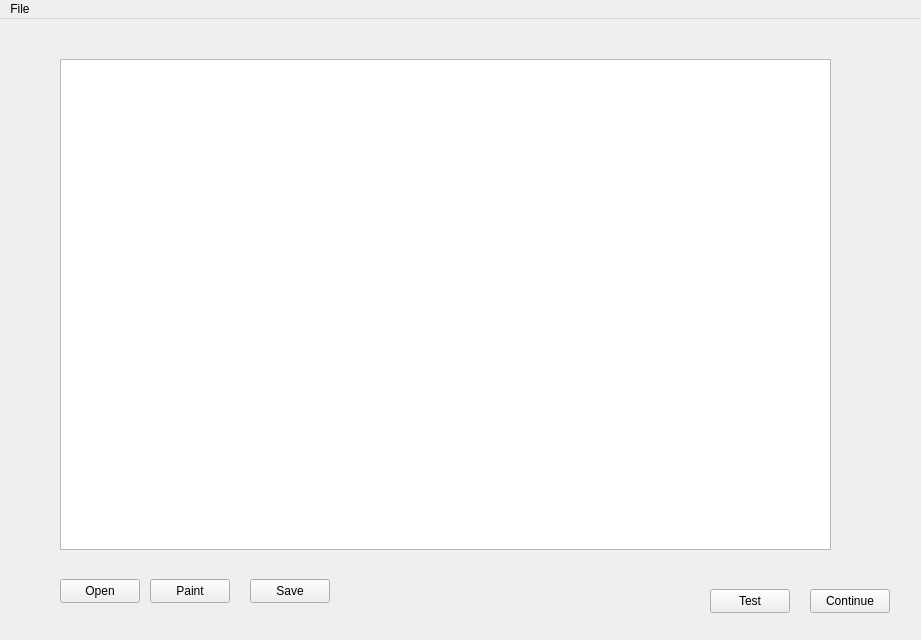
Before: the Qt Designer form assignment_package/forms/mainwindow.ui in sharond106/Senior-Design, drawn with Qt 5.
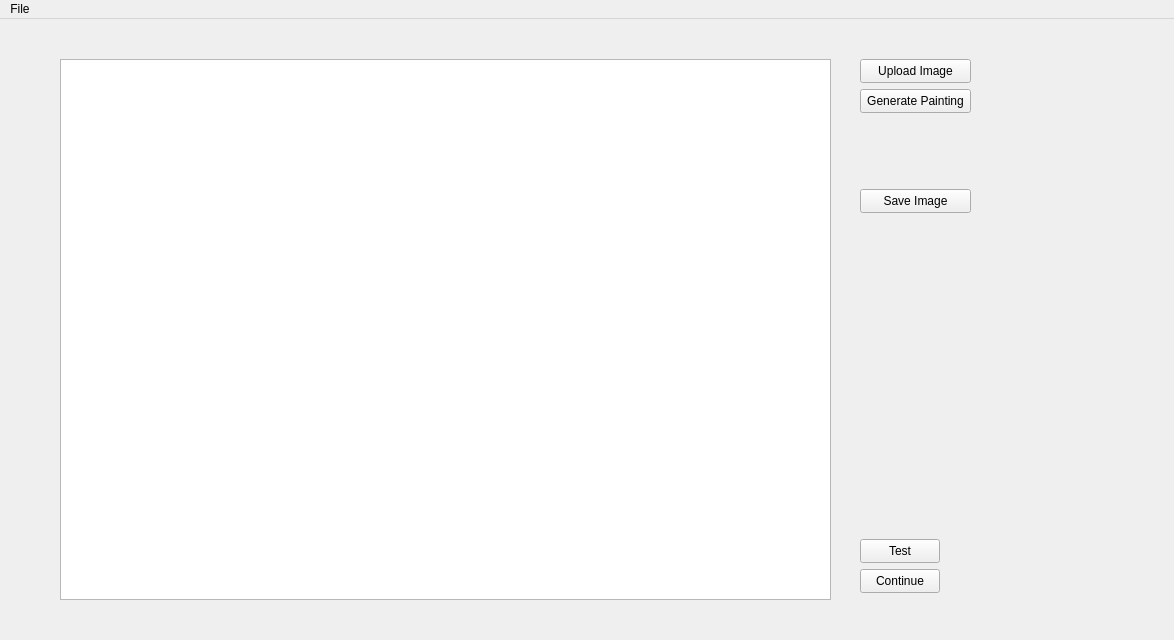
After: the same form once the commit is applied.

Commit message: ui fits to image

```diff
--- a/assignment_package/forms/mainwindow.ui
+++ b/assignment_package/forms/mainwindow.ui
@@ -6,7 +6,7 @@
    <rect>
     <x>0</x>
     <y>0</y>
-    <width>921</width>
+    <width>1174</width>
     <height>640</height>
    </rect>
   </property>
@@ -20,41 +20,41 @@
       <x>60</x>
       <y>40</y>
       <width>771</width>
-      <height>491</height>
+      <height>541</height>
      </rect>
     </property>
    </widget>
    <widget class="QPushButton" name="openButton">
     <property name="geometry">
      <rect>
-      <x>60</x>
-      <y>560</y>
-      <width>80</width>
+      <x>860</x>
+      <y>40</y>
+      <width>111</width>
       <height>24</height>
      </rect>
     </property>
     <property name="text">
-     <string>Open</string>
+     <string>Upload Image</string>
     </property>
    </widget>
    <widget class="QPushButton" name="saveButton">
     <property name="geometry">
      <rect>
-      <x>250</x>
-      <y>560</y>
-      <width>80</width>
+      <x>860</x>
+      <y>170</y>
+      <width>111</width>
       <height>24</height>
      </rect>
     </property>
     <property name="text">
-     <string>Save</string>
+     <string>Save Image</string>
     </property>
    </widget>
    <widget class="QPushButton" name="testButton">
     <property name="geometry">
      <rect>
-      <x>710</x>
-      <y>570</y>
+      <x>860</x>
+      <y>520</y>
       <width>80</width>
       <height>24</height>
      </rect>
@@ -66,8 +66,8 @@
    <widget class="QPushButton" name="continueButton">
     <property name="geometry">
      <rect>
-      <x>810</x>
-      <y>570</y>
+      <x>860</x>
+      <y>550</y>
       <width>80</width>
       <height>24</height>
      </rect>
@@ -79,14 +79,14 @@
    <widget class="QPushButton" name="paintButton">
     <property name="geometry">
      <rect>
-      <x>150</x>
-      <y>560</y>
-      <width>80</width>
+      <x>860</x>
+      <y>70</y>
+      <width>111</width>
       <height>24</height>
      </rect>
     </property>
     <property name="text">
-     <string>Paint</string>
+     <string>Generate Painting</string>
     </property>
    </widget>
   </widget>
@@ -95,8 +95,8 @@
     <rect>
      <x>0</x>
      <y>0</y>
-     <width>921</width>
-     <height>26</height>
+     <width>1174</width>
+     <height>22</height>
     </rect>
    </property>
    <widget class="QMenu" name="menuFile">
```
The commit also changes 7 other files.
